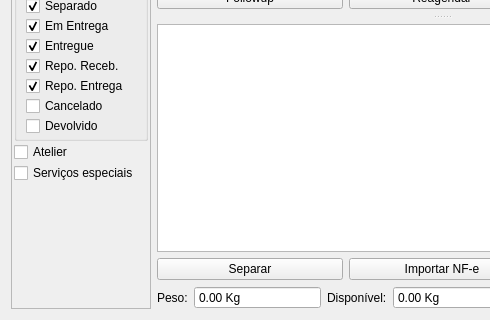
Before: the Qt Designer form ui/widgetlogisticaagendarentrega.ui in darktorres/ERP-STACCATO, drawn with Qt 5; both pictures show x 0 to 490 and y 309 to 629 of the 1166 by 629 pixel window.
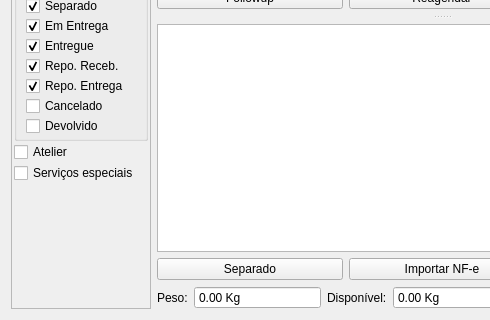
After: the same form once the commit is applied. Custom widgets are drawn as their Qt base class.

Commit message: Mudar 'separar' para 'separado'

What changed in the file:
```diff
--- a/ui/widgetlogisticaagendarentrega.ui
+++ b/ui/widgetlogisticaagendarentrega.ui
@@ -634,7 +634,7 @@
             <item>
              <widget class="QPushButton" name="pushButtonSeparar">
               <property name="text">
-               <string>Separar</string>
+               <string>Separado</string>
               </property>
              </widget>
             </item>
```
Left out of the diff: 2 changed lines with no effect on the pictures.
